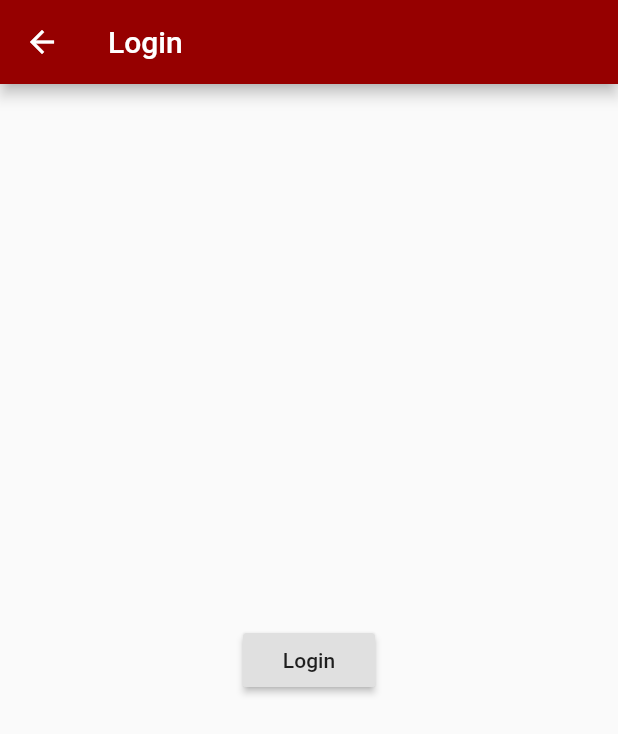
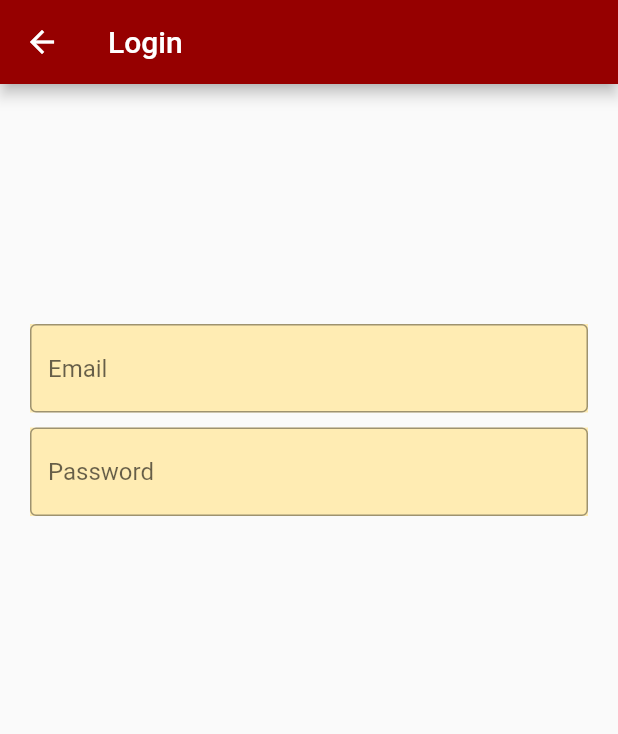
Before and after one commit to ChicoState/WildcatMobileOrder, a Flutter app: the screen it shows after launch, after a tap on "Login", on a phone screen of 412 x 824 dp. Shown: the top 734 px of the screen. Run offline on Flutter 3.47's test engine with Material 2 defaults, Android fonts, the phone set to English and light mode, and no system bars.

Commit message:
Add email and password text boxes

```diff
--- a/lib/login.dart
+++ b/lib/login.dart
@@ -1,17 +1,54 @@
 import 'package:flutter/material.dart';
 
 class LoginPage extends StatelessWidget {
+  final _controllerEmail = TextEditingController();
+  final _controllerPass = TextEditingController();
   @override
   Widget build(BuildContext context) {
     return Scaffold(
       appBar: AppBar(
         title: Text('Login'),
       ),
-      body: Center(
+      body: Column(
+        children: <Widget>[
+          Center(
+            child: Container(
+              child: TextFormField(
+              controller: _controllerEmail,
+              decoration: InputDecoration(
+                border: OutlineInputBorder(),
+                hintText: 'Email'
+                ),
+              ),
+              margin: const EdgeInsets.only(bottom: 5, top: 160, left: 20, right: 20),
+              color: Colors.amber[100]
+            )
+          ),
+          Center(
+            child: Container(
+              child: TextFormField(
+              controller: _controllerPass,
+              decoration: InputDecoration(
+                border: OutlineInputBorder(),
+                hintText: 'Password'
+                ),
+              ),
+              margin: const EdgeInsets.symmetric(horizontal: 20, vertical: 5),
+              color: Colors.amber[100]
+            )
+          ),
+        ]
+      )
+    );
+  }
+}
+/*
+Center(
         child: RaisedButton(
-          child: Text('Login'),
+          child: Text('Exit'),
           onPressed: () {
-            Navigator.pop(context)
+            build(context)
+            //Navigator.pop(context)
             /*Navigator.push(
               context,
               MaterialPageRoute(builder: (context) => LoginPage()),
@@ -19,6 +56,18 @@ class LoginPage extends StatelessWidget {
           },
         ),
       ),
-    );
-  }
+final _controllerEmail = TextEditingController();
+@override
+Widget build(BuildContext context) {
+  return Scaffold(
+    body: Container(
+      alignment: Alignment.center,
+        /*padding:*/
+        child: TextFormField(
+          controller: _controllerEmail,
+          decoration: InputDecoration(border: OutlineInputBorder()),
+      )
+    )
+  );
 }
+*/
```
